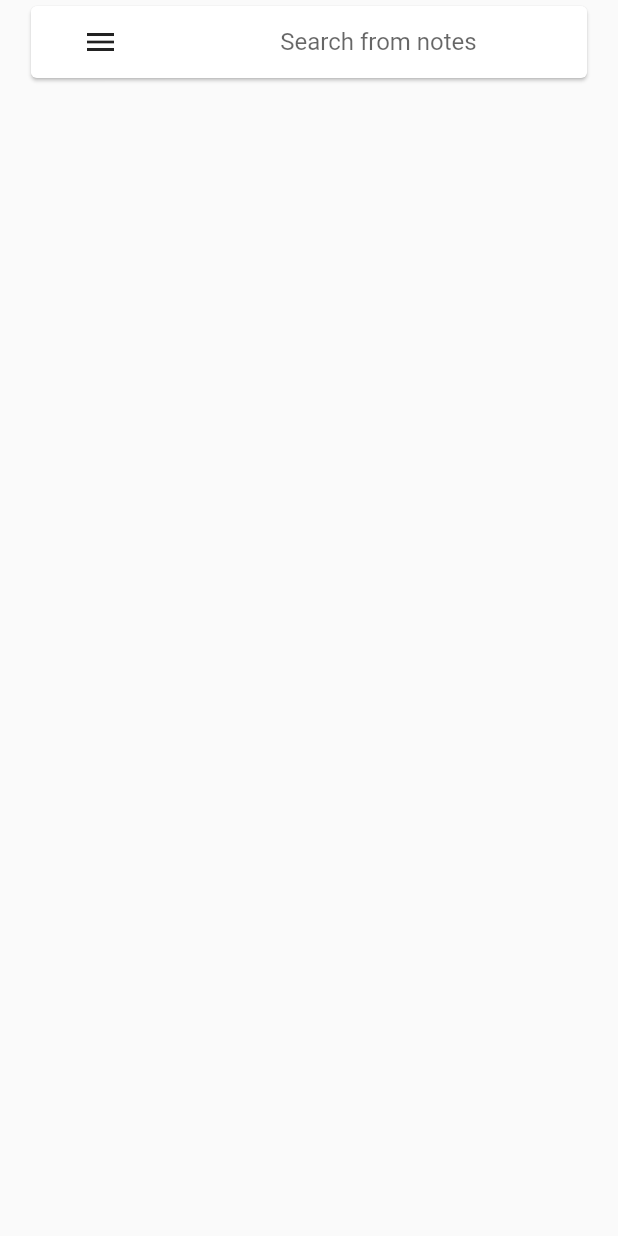
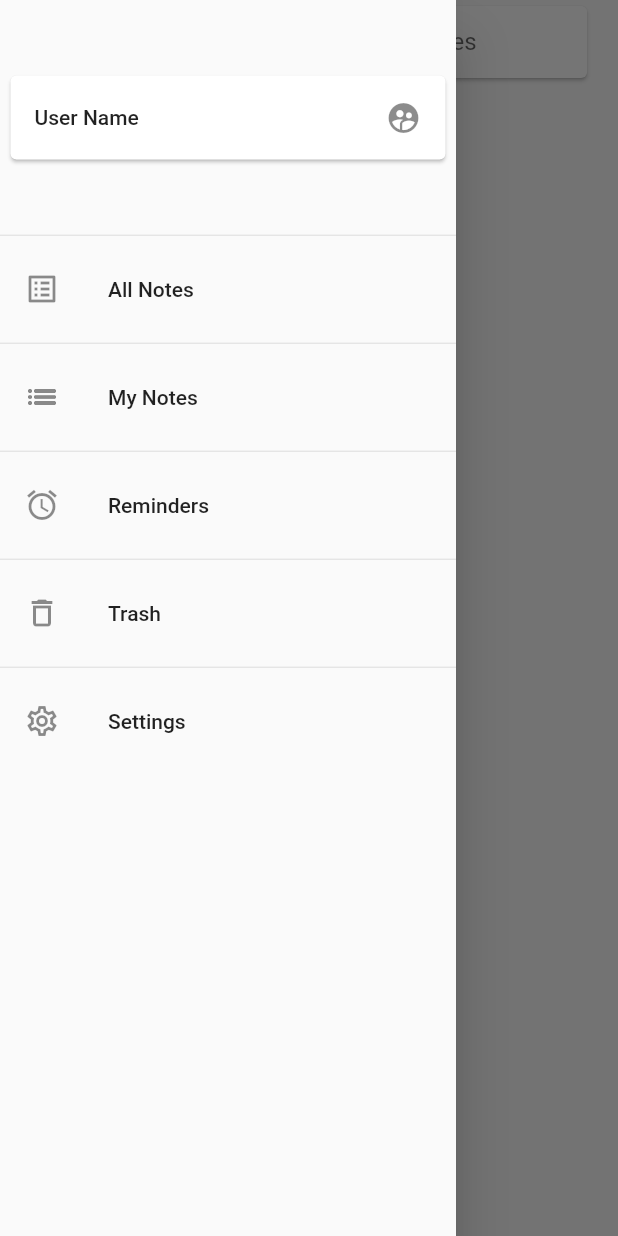
Before and after one commit to Nehemias-Munoz/notes_app, a Flutter app: the screen it shows after launch, after a tap on the "menu" icon, on a phone screen of 412 x 824 dp. Run offline on Flutter 3.47's test engine with Material 2 defaults, Android fonts, the phone set to English and light mode, and no system bars.

Commit message:
Disenio drawer y floating button

```diff
--- a/lib/src/screens/home/home_screen.dart
+++ b/lib/src/screens/home/home_screen.dart
@@ -1,5 +1,5 @@
 import 'package:flutter/material.dart';
-import 'package:flutter/services.dart';
+import 'package:notes_app/src/screens/home/widgets/widgets.dart';
 
 class HomeScreen extends StatelessWidget {
   const HomeScreen({super.key});
@@ -8,42 +8,26 @@ class HomeScreen extends StatelessWidget {
   Widget build(BuildContext context) {
     Size size = MediaQuery.of(context).size;
     return Scaffold(
+      drawer: MyDrawerWidget(),
       body: SafeArea(
         child: SizedBox(
           width: size.width * 1,
           child: Column(
             crossAxisAlignment: CrossAxisAlignment.center,
             children: [
-              Card(
-                child: Container(
-                  width: size.width * 0.9,
-                  child: Row(
-                    children: [
-                      Expanded(
-                        flex: 1,
-                        child: IconButton(
-                          onPressed: () {},
-                          icon: const Icon(Icons.menu_outlined),
-                        ),
-                      ),
-                      Expanded(
-                        flex: 3,
-                        child: TextField(
-                          textAlign: TextAlign.center,
-                          maxLines: 1,
-                          decoration: InputDecoration(
-                              hintText: "Search from notes",
-                              border: InputBorder.none),
-                        ),
-                      )
-                    ],
-                  ),
-                ),
-              ),
+              SearchBarWidget(size: size),
             ],
           ),
         ),
       ),
+      floatingActionButton: FloatingActionButton(
+        child: const Icon(
+          Icons.add,
+          size: 40,
+        ),
+        onPressed: () {},
+      ),
+      floatingActionButtonLocation: FloatingActionButtonLocation.centerFloat,
     );
   }
 }
--- /dev/null
+++ b/lib/src/screens/home/widgets/my_drawer_widget.dart
@@ -0,0 +1,52 @@
+import 'package:flutter/material.dart';
+
+class MyDrawerWidget extends StatelessWidget {
+  const MyDrawerWidget({Key? key}) : super(key: key);
+
+  @override
+  Widget build(BuildContext context) {
+    final List<Map<String, dynamic>> drawerOptions = [
+      {"title": "All Notes", "iconData": Icons.list_alt},
+      {"title": "My Notes", "iconData": Icons.list_outlined},
+      {"title": "Reminders", "iconData": Icons.alarm_outlined},
+      {"title": "Trash", "iconData": Icons.delete_outline},
+      {"title": "Settings", "iconData": Icons.settings_outlined},
+    ];
+    return Drawer(
+      child: Expanded(
+        child: Column(
+          children: [
+            Expanded(
+              child: DrawerHeader(
+                padding: const EdgeInsets.all(3.0),
+                child: Center(
+                  child: Card(
+                    child: ListTile(
+                      trailing: Icon(Icons.supervised_user_circle_sharp),
+                      title: Text("User Name"),
+                    ),
+                  ),
+                ),
+              ),
+            ),
+            Expanded(
+              flex: 4,
+              child: ListView.separated(
+                separatorBuilder: (_, int index) => Divider(),
+                itemCount: drawerOptions.length,
+                itemBuilder: (BuildContext context, int index) {
+                  return ListTile(
+                    title: Text(drawerOptions[index]["title"]),
+                    leading: Icon(
+                      drawerOptions[index]["iconData"],
+                    ),
+                  );
+                },
+              ),
+            ),
+          ],
+        ),
+      ),
+    );
+  }
+}
--- /dev/null
+++ b/lib/src/screens/home/widgets/search_bar_widget.dart
@@ -0,0 +1,41 @@
+import 'package:flutter/material.dart';
+
+class SearchBarWidget extends StatelessWidget {
+  const SearchBarWidget({
+    Key? key,
+    required this.size,
+  }) : super(key: key);
+
+  final Size size;
+
+  @override
+  Widget build(BuildContext context) {
+    return Card(
+      child: Container(
+        width: size.width * 0.9,
+        child: Row(
+          children: [
+            Expanded(
+              flex: 1,
+              child: IconButton(
+                onPressed: () {
+                  Scaffold.of(context).openDrawer();
+                },
+                icon: const Icon(Icons.menu_outlined),
+              ),
+            ),
+            Expanded(
+              flex: 3,
+              child: TextField(
+                textAlign: TextAlign.center,
+                maxLines: 1,
+                decoration: InputDecoration(
+                    hintText: "Search from notes", border: InputBorder.none),
+              ),
+            )
+          ],
+        ),
+      ),
+    );
+  }
+}
--- /dev/null
+++ b/lib/src/screens/home/widgets/widgets.dart
@@ -0,0 +1,2 @@
+export 'package:notes_app/src/screens/home/widgets/my_drawer_widget.dart';
+export 'package:notes_app/src/screens/home/widgets/search_bar_widget.dart';
```
